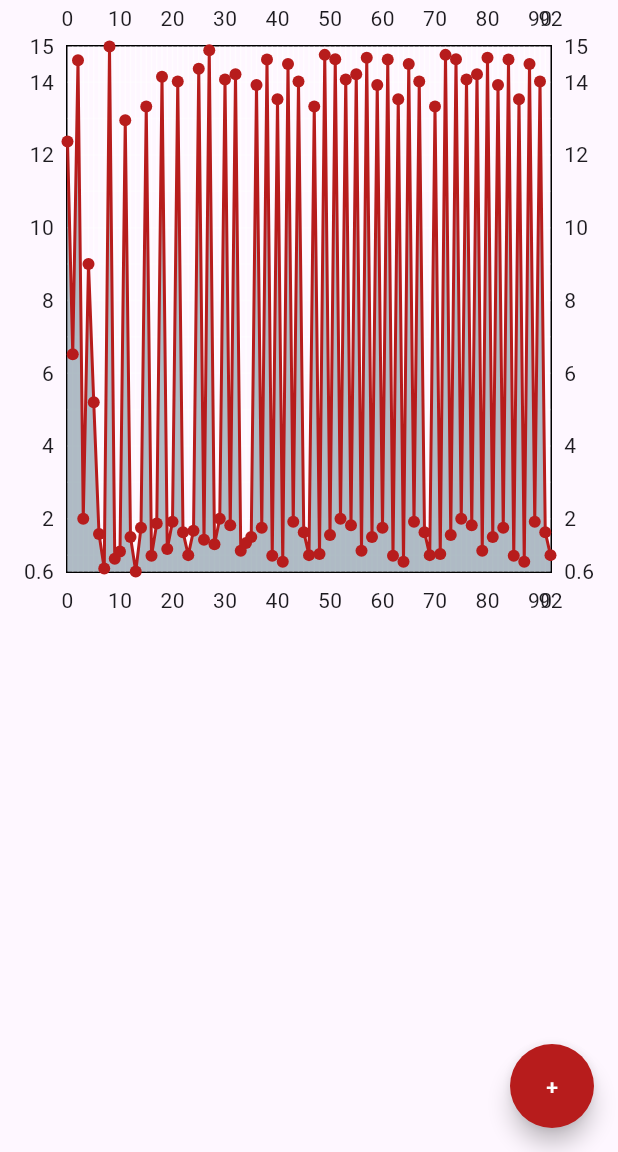
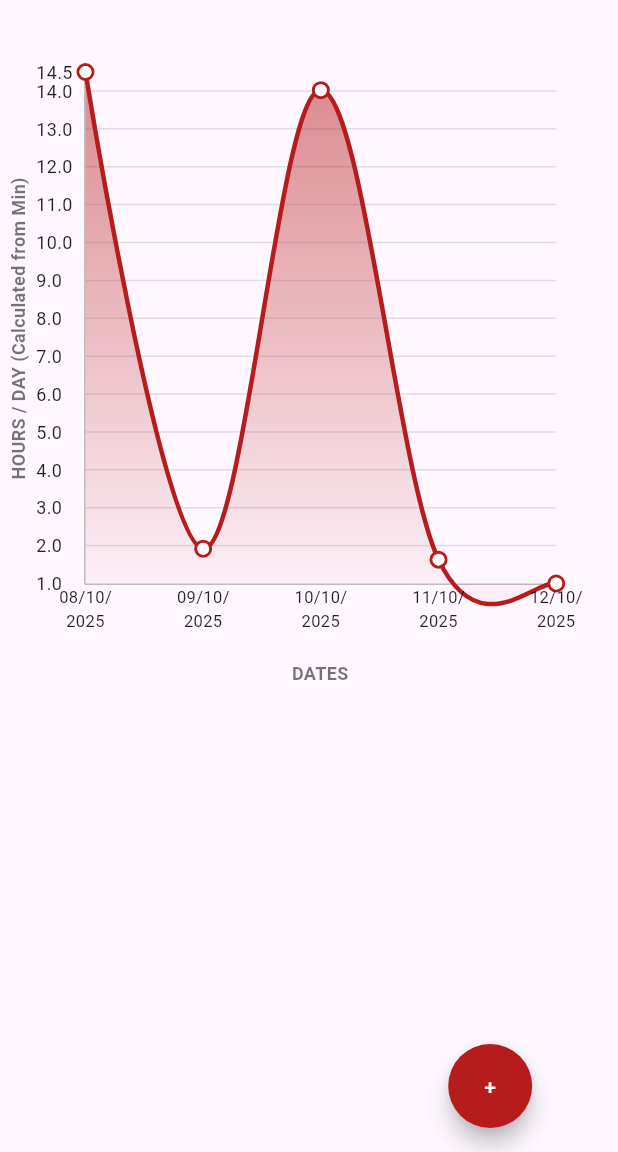
Before and after one commit to JaydenProgram/lely_robot_dashboard, a Flutter app: the DashboardPage screen opened directly, on a phone screen of 412 x 824 dp, the part 84-1236 px from its top. Run offline on Flutter 3.47's test engine with Material 3 defaults, Android fonts, the phone set to English and light mode, and no system bars; drawn by our look-alikes of fl_chart; our stand-ins replace equatable, flutter_bloc, get_it, injectable.

Commit message:
more updates to dashboard

```diff
--- a/lib/features/dashboard/presentation/dashboard_chart.dart
+++ b/lib/features/dashboard/presentation/dashboard_chart.dart
@@ -29,27 +29,129 @@ class DashboardChart extends StatelessWidget {
 
   @override
   Widget build(BuildContext context) {
-    final chartSpots = generateSpots(data);
+    final int maxItems = 5;
+    final List<Map<String, String>> recentData = data.length > maxItems
+        ? data.sublist(data.length - maxItems)
+        : data;
+    final chartSpots = generateSpots(recentData);
+    final lineColor = Colors.red.shade900;
     return SizedBox(
-      width: MediaQuery.of(context).size.width,
+      width: MediaQuery.of(context).size.width * 0.9,
       height: MediaQuery.of(context).size.height / 2,
       child: LineChart(
         LineChartData(
           gridData: FlGridData(
             show: true,
-            drawVerticalLine: true,
-            horizontalInterval: 1,
-            verticalInterval: 1,
-            getDrawingHorizontalLine: (double _) =>
-                FlLine(color: Colors.white.withAlpha(100), strokeWidth: 1),
-            getDrawingVerticalLine: (double _) =>
-                FlLine(color: Colors.white.withAlpha(155), strokeWidth: 1),
+            drawVerticalLine: false,
+            horizontalInterval: 1.0,
+            getDrawingHorizontalLine: (value) =>
+                FlLine(color: Colors.grey.withAlpha(76), strokeWidth: 1),
+          ),
+          borderData: FlBorderData(
+            show: true,
+            border: Border(
+              bottom: BorderSide(color: Colors.grey.shade400, width: 1),
+              left: BorderSide(color: Colors.grey.shade400, width: 1),
+              right: BorderSide.none,
+              top: BorderSide.none,
+            ),
+          ),
+          titlesData: FlTitlesData(
+            show: true,
+            rightTitles: const AxisTitles(
+              sideTitles: SideTitles(showTitles: false),
+            ),
+            topTitles: const AxisTitles(
+              sideTitles: SideTitles(showTitles: false),
+            ),
+            bottomTitles: AxisTitles(
+              axisNameWidget: const Padding(
+                padding: EdgeInsets.only(top: 8.0),
+                child: Text(
+                  'DATES',
+                  style: TextStyle(
+                    fontSize: 12,
+                    fontWeight: FontWeight.bold,
+                    color: Colors.black54,
+                  ),
+                ),
+              ),
+              axisNameSize: 30,
+              sideTitles: SideTitles(
+                showTitles: true,
+                reservedSize: 40,
+                interval: 1,
+                getTitlesWidget: (value, meta) {
+                  int index = value.toInt();
+                  if (index >= 0 && index < data.length) {
+                    String dateStr = data[index]["date"] ?? "";
+                    List<String> parts = dateStr.split('/');
+                    String formattedDate = dateStr;
+                    if (parts.length >= 3) {
+                      formattedDate = '${parts[0]}/${parts[1]}/\n${parts[2]}';
+                    }
+                    return Text(
+                      formattedDate,
+                      style: const TextStyle(
+                        fontSize: 11,
+                        color: Colors.black87,
+                      ),
+                      textAlign: TextAlign.center,
+                    );
+                  }
+                  return const Text('');
+                },
+              ),
+            ),
+            leftTitles: AxisTitles(
+              axisNameWidget: const Text(
+                'HOURS / DAY (Calculated from Min)',
+                style: TextStyle(
+                  fontSize: 12,
+                  fontWeight: FontWeight.bold,
+                  color: Colors.black54,
+                ),
+              ),
+              axisNameSize: 24,
+              sideTitles: SideTitles(
+                showTitles: true,
+                interval: 1.0,
+                reservedSize: 32,
+                getTitlesWidget: (value, meta) {
+                  return Text(
+                    value.toStringAsFixed(1),
+                    style: const TextStyle(fontSize: 12, color: Colors.black87),
+                  );
+                },
+              ),
+            ),
           ),
           lineBarsData: [
             LineChartBarData(
               spots: chartSpots,
-              color: Colors.red[900],
-              belowBarData: BarAreaData(show: true),
+              isCurved: true,
+              color: lineColor,
+              barWidth: 3,
+              isStrokeCapRound: true,
+              dotData: FlDotData(
+                show: true,
+                getDotPainter: (spot, percent, barData, index) {
+                  return FlDotCirclePainter(
+                    radius: 4,
+                    color: Colors.white,
+                    strokeWidth: 2,
+                    strokeColor: lineColor,
+                  );
+                },
+              ),
+              belowBarData: BarAreaData(
+                show: true,
+                gradient: LinearGradient(
+                  colors: [lineColor.withAlpha(127), lineColor.withAlpha(10)],
+                  begin: Alignment.topCenter,
+                  end: Alignment.bottomCenter,
+                ),
+              ),
             ),
           ],
         ),
--- a/lib/features/dashboard/presentation/dashboard_page.dart
+++ b/lib/features/dashboard/presentation/dashboard_page.dart
@@ -27,7 +27,14 @@ class DashboardPage extends StatelessWidget {
           if (state.hasData) {
             return Stack(
               children: [
-                Column(children: [DashboardChart(data: state.data!)]),
+                Column(
+                  children: [
+                    Padding(
+                      padding: EdgeInsetsGeometry.only(top: 48),
+                      child: DashboardChart(data: state.data!),
+                    ),
+                  ],
+                ),
                 if (state.isLoading)
                   const Center(child: CircularProgressIndicator()),
                 Positioned(
```
